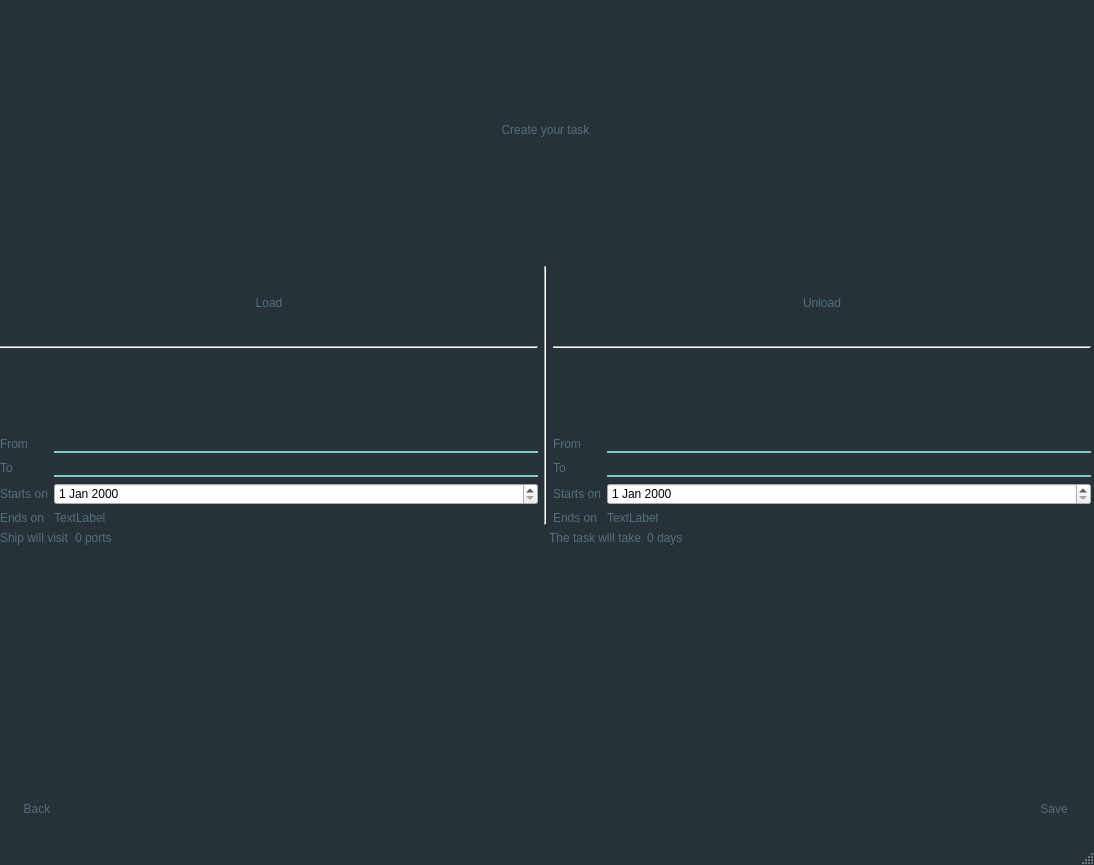
Qt form app/ui/addtask.ui (maxim1317/seadb) before a commit.
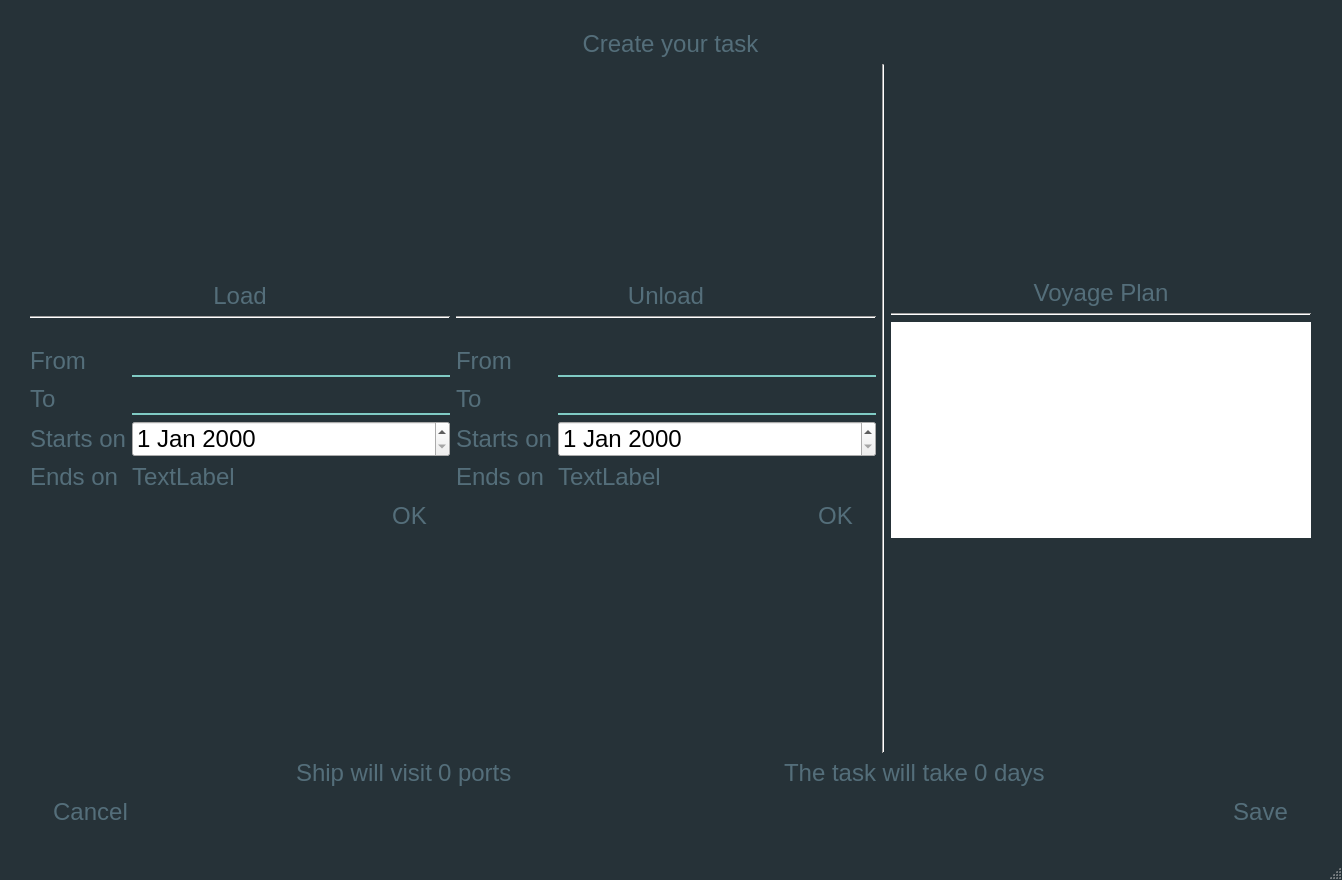
The same form after that commit. Icons and pictures are not drawn.

What changed in the file:
```diff
--- a/app/ui/addtask.ui
+++ b/app/ui/addtask.ui
@@ -6,8 +6,8 @@
    <rect>
     <x>0</x>
     <y>0</y>
-    <width>1094</width>
-    <height>865</height>
+    <width>1342</width>
+    <height>880</height>
    </rect>
   </property>
   <property name="sizePolicy">
@@ -469,15 +469,20 @@
    <widget class="QWidget" name="verticalLayoutWidget_3">
     <property name="geometry">
      <rect>
-      <x>0</x>
-      <y>0</y>
-      <width>1091</width>
-      <height>821</height>
+      <x>30</x>
+      <y>30</y>
+      <width>1281</width>
+      <height>801</height>
      </rect>
     </property>
     <layout class="QVBoxLayout" name="verticalLayout_3">
      <item>
       <widget class="QLabel" name="label_3">
+       <property name="font">
+        <font>
+         <pointsize>18</pointsize>
+        </font>
+       </property>
        <property name="text">
         <string>Create your task</string>
        </property>
@@ -490,8 +495,26 @@
       <layout class="QHBoxLayout" name="horizontalLayout">
        <item>
         <layout class="QVBoxLayout" name="verticalLayout">
+         <item>
+          <spacer name="verticalSpacer_3">
+           <property name="orientation">
+            <enum>Qt::Vertical</enum>
+           </property>
+           <property name="sizeHint" stdset="0">
+            <size>
+             <width>20</width>
+             <height>40</height>
+            </size>
+           </property>
+          </spacer>
+         </item>
          <item>
           <widget class="QLabel" name="label">
+           <property name="font">
+            <font>
+             <pointsize>18</pointsize>
+            </font>
+           </property>
            <property name="text">
             <string>Load</string>
            </property>
@@ -521,36 +544,74 @@
           <layout class="QFormLayout" name="formLayout">
            <item row="0" column="0">
             <widget class="QLabel" name="load_from">
+             <property name="font">
+              <font>
+               <pointsize>18</pointsize>
+              </font>
+             </property>
              <property name="text">
               <string>From</string>
              </property>
             </widget>
            </item>
            <item row="0" column="1">
-            <widget class="QLineEdit" name="load_from_edit"/>
+            <widget class="QLineEdit" name="load_from_edit">
+             <property name="font">
+              <font>
+               <pointsize>18</pointsize>
+              </font>
+             </property>
+            </widget>
            </item>
            <item row="1" column="0">
             <widget class="QLabel" name="load_to">
+             <property name="font">
+              <font>
+               <pointsize>18</pointsize>
+              </font>
+             </property>
              <property name="text">
               <string>To</string>
              </property>
             </widget>
            </item>
            <item row="1" column="1">
-            <widget class="QLineEdit" name="load_to_edit"/>
+            <widget class="QLineEdit" name="load_to_edit">
+             <property name="font">
+              <font>
+               <pointsize>18</pointsize>
+              </font>
+             </property>
+            </widget>
            </item>
            <item row="2" column="0">
             <widget class="QLabel" name="load_starts">
+             <property name="font">
+              <font>
+               <pointsize>18</pointsize>
+              </font>
+             </property>
              <property name="text">
               <string>Starts on</string>
              </property>
             </widget>
            </item>
            <item row="2" column="1">
-            <widget class="QDateEdit" name="load_starts_edit"/>
+            <widget class="QDateEdit" name="load_starts_edit">
+             <property name="font">
+              <font>
+               <pointsize>18</pointsize>
+              </font>
+             </property>
+            </widget>
            </item>
            <item row="3" column="0">
             <widget class="QLabel" name="load_ends">
+             <property name="font">
+              <font>
+               <pointsize>18</pointsize>
+              </font>
+             </property>
              <property name="text">
               <string>Ends on</string>
              </property>
@@ -558,6 +619,11 @@
            </item>
            <item row="3" column="1">
             <widget class="QLabel" name="load_ends_edit">
+             <property name="font">
+              <font>
+               <pointsize>18</pointsize>
+              </font>
+             </property>
              <property name="text">
               <string>TextLabel</string>
              </property>
@@ -565,19 +631,72 @@
            </item>
           </layout>
          </item>
+         <item>
+          <layout class="QHBoxLayout" name="horizontalLayout_4">
+           <item>
+            <spacer name="horizontalSpacer_2">
+             <property name="orientation">
+              <enum>Qt::Horizontal</enum>
+             </property>
+             <property name="sizeHint" stdset="0">
+              <size>
+               <width>40</width>
+               <height>20</height>
+              </size>
+             </property>
+            </spacer>
+           </item>
+           <item>
+            <widget class="QPushButton" name="pushButton">
+             <property name="font">
+              <font>
+               <pointsize>18</pointsize>
+              </font>
+             </property>
+             <property name="text">
+              <string>OK</string>
+             </property>
+            </widget>
+           </item>
+          </layout>
+         </item>
+         <item>
+          <spacer name="verticalSpacer">
+           <property name="orientation">
+            <enum>Qt::Vertical</enum>
+           </property>
+           <property name="sizeHint" stdset="0">
+            <size>
+             <width>20</width>
+             <height>40</height>
+            </size>
+           </property>
+          </spacer>
+         </item>
         </layout>
        </item>
-       <item>
-        <widget class="Line" name="line">
-         <property name="orientation">
-          <enum>Qt::Vertical</enum>
-         </property>
-        </widget>
-       </item>
        <item>
         <layout class="QVBoxLayout" name="verticalLayout_2">
+         <item>
+          <spacer name="verticalSpacer_4">
+           <property name="orientation">
+            <enum>Qt::Vertical</enum>
+           </property>
+           <property name="sizeHint" stdset="0">
+            <size>
+             <width>20</width>
+             <height>40</height>
+            </size>
+           </property>
+          </spacer>
+         </item>
          <item>
           <widget class="QLabel" name="label_2">
+           <property name="font">
+            <font>
+             <pointsize>18</pointsize>
+            </font>
+           </property>
            <property name="text">
             <string>Unload</string>
            </property>
@@ -607,26 +726,53 @@
           <layout class="QFormLayout" name="formLayout_2">
            <item row="0" column="0">
             <widget class="QLabel" name="unload_from">
+             <property name="font">
+              <font>
+               <pointsize>18</pointsize>
+              </font>
+             </property>
              <property name="text">
               <string>From</string>
              </property>
             </widget>
            </item>
            <item row="0" column="1">
-            <widget class="QLineEdit" name="unload_from_edit"/>
+            <widget class="QLineEdit" name="unload_from_edit">
+             <property name="font">
+              <font>
+               <pointsize>18</pointsize>
+              </font>
+             </property>
+            </widget>
            </item>
            <item row="1" column="0">
             <widget class="QLabel" name="unload_to">
+             <property name="font">
+              <font>
+               <pointsize>18</pointsize>
+              </font>
+             </property>
              <property name="text">
               <string>To</string>
              </property>
             </widget>
            </item>
            <item row="1" column="1">
-            <widget class="QLineEdit" name="unload_to_edit"/>
+            <widget class="QLineEdit" name="unload_to_edit">
+             <property name="font">
+              <font>
+               <pointsize>18</pointsize>
+              </font>
+             </property>
+            </widget>
            </item>
            <item row="2" column="0">
             <widget class="QLabel" name="unload_starts">
+             <property name="font">
+              <font>
+               <pointsize>18</pointsize>
+              </font>
+             </property>
              <property name="text">
               <string>Starts on</string>
              </property>
@@ -634,22 +780,148 @@
            </item>
            <item row="3" column="0">
             <widget class="QLabel" name="unload_ends">
+             <property name="font">
+              <font>
+               <pointsize>18</pointsize>
+              </font>
+             </property>
              <property name="text">
               <string>Ends on</string>
              </property>
             </widget>
            </item>
            <item row="2" column="1">
-            <widget class="QDateEdit" name="unload_starts_edit"/>
+            <widget class="QDateEdit" name="unload_starts_edit">
+             <property name="font">
+              <font>
+               <pointsize>18</pointsize>
+              </font>
+             </property>
+            </widget>
            </item>
            <item row="3" column="1">
             <widget class="QLabel" name="unload_ends_edit">
+             <property name="font">
+              <font>
+               <pointsize>18</pointsize>
+              </font>
+             </property>
              <property name="text">
               <string>TextLabel</string>
              </property>
             </widget>
            </item>
           </layout>
+         </item>
+         <item>
+          <layout class="QHBoxLayout" name="horizontalLayout_5">
+           <item>
+            <spacer name="horizontalSpacer_3">
+             <property name="orientation">
+              <enum>Qt::Horizontal</enum>
+             </property>
+             <property name="sizeHint" stdset="0">
+              <size>
+               <width>40</width>
+               <height>20</height>
+              </size>
+             </property>
+            </spacer>
+           </item>
+           <item>
+            <widget class="QPushButton" name="pushButton_2">
+             <property name="font">
+              <font>
+               <pointsize>18</pointsize>
+              </font>
+             </property>
+             <property name="text">
+              <string>OK</string>
+             </property>
+            </widget>
+           </item>
+          </layout>
+         </item>
+         <item>
+          <spacer name="verticalSpacer_2">
+           <property name="orientation">
+            <enum>Qt::Vertical</enum>
+           </property>
+           <property name="sizeHint" stdset="0">
+            <size>
+             <width>20</width>
+             <height>40</height>
+            </size>
+           </property>
+          </spacer>
+         </item>
+        </layout>
+       </item>
+       <item>
+        <widget class="Line" name="line">
+         <property name="orientation">
+          <enum>Qt::Vertical</enum>
+         </property>
+        </widget>
+       </item>
+       <item>
+        <layout class="QVBoxLayout" name="verticalLayout_4">
+         <item>
+          <spacer name="verticalSpacer_5">
+           <property name="orientation">
+            <enum>Qt::Vertical</enum>
+           </property>
+           <property name="sizeHint" stdset="0">
+            <size>
+             <width>20</width>
+             <height>40</height>
+            </size>
+           </property>
+          </spacer>
+         </item>
+         <item>
+          <widget class="QLabel" name="label_9">
+           <property name="font">
+            <font>
+             <pointsize>18</pointsize>
+            </font>
+           </property>
+           <property name="text">
+            <string>Voyage Plan</string>
+           </property>
+           <property name="alignment">
+            <set>Qt::AlignCenter</set>
+           </property>
+          </widget>
+         </item>
+         <item>
+          <widget class="Line" name="line_4">
+           <property name="orientation">
+            <enum>Qt::Horizontal</enum>
+           </property>
+          </widget>
+         </item>
+         <item>
+          <widget class="QTableWidget" name="tableWidget">
+           <property name="font">
+            <font>
+             <pointsize>18</pointsize>
+            </font>
+           </property>
+          </widget>
+         </item>
+         <item>
+          <spacer name="verticalSpacer_6">
+           <property name="orientation">
+            <enum>Qt::Vertical</enum>
+           </property>
+           <property name="sizeHint" stdset="0">
+            <size>
+             <width>20</width>
+             <height>40</height>
+            </size>
+           </property>
+          </spacer>
          </item>
         </layout>
        </item>
@@ -657,17 +929,43 @@
      </item>
      <item>
       <layout class="QHBoxLayout" name="horizontalLayout_3">
+       <item>
+        <spacer name="horizontalSpacer_4">
+         <property name="orientation">
+          <enum>Qt::Horizontal</enum>
+         </property>
+         <property name="sizeHint" stdset="0">
+          <size>
+           <width>40</width>
+           <height>20</height>
+          </size>
+         </property>
+        </spacer>
+       </item>
        <item>
         <layout class="QFormLayout" name="formLayout_3">
-         <item row="0" column="0">
+         <property name="formAlignment">
+          <set>Qt::AlignRight|Qt::AlignTrailing|Qt::AlignVCenter</set>
+         </property>
+         <item row="1" column="0">
           <widget class="QLabel" name="label_4">
+           <property name="font">
+            <font>
+             <pointsize>18</pointsize>
+            </font>
+           </property>
            <property name="text">
             <string>Ship will visit</string>
            </property>
           </widget>
          </item>
-         <item row="0" column="1">
+         <item row="1" column="1">
           <widget class="QLabel" name="label_6">
+           <property name="font">
+            <font>
+             <pointsize>18</pointsize>
+            </font>
+           </property>
            <property name="text">
             <string>0 ports</string>
            </property>
@@ -675,10 +973,31 @@
          </item>
         </layout>
        </item>
+       <item>
+        <spacer name="horizontalSpacer_6">
+         <property name="orientation">
+          <enum>Qt::Horizontal</enum>
+         </property>
+         <property name="sizeHint" stdset="0">
+          <size>
+           <width>40</width>
+           <height>20</height>
+          </size>
+         </property>
+        </spacer>
+       </item>
        <item>
         <layout class="QFormLayout" name="formLayout_4">
+         <property name="formAlignment">
+          <set>Qt::AlignLeading|Qt::AlignLeft|Qt::AlignVCenter</set>
+         </property>
          <item row="0" column="0">
           <widget class="QLabel" name="label_7">
+           <property name="font">
+            <font>
+             <pointsize>18</pointsize>
+            </font>
+           </property>
            <property name="text">
             <string>The task will take</string>
            </property>
@@ -686,6 +1005,11 @@
          </item>
          <item row="0" column="1">
           <widget class="QLabel" name="label_8">
+           <property name="font">
+            <font>
+             <pointsize>18</pointsize>
+            </font>
+           </property>
            <property name="text">
             <string>0 days</string>
            </property>
@@ -693,14 +1017,32 @@
          </item>
         </layout>
        </item>
+       <item>
+        <spacer name="horizontalSpacer_5">
+         <property name="orientation">
+          <enum>Qt::Horizontal</enum>
+         </property>
+         <property name="sizeHint" stdset="0">
+          <size>
+           <width>40</width>
+           <height>20</height>
+          </size>
+         </property>
+        </spacer>
+       </item>
       </layout>
      </item>
      <item>
       <layout class="QHBoxLayout" name="horizontalLayout_2">
        <item>
         <widget class="QPushButton" name="backPB">
+         <property name="font">
+          <font>
+           <pointsize>18</pointsize>
+          </font>
+         </property>
          <property name="text">
-          <string>Back</string>
+          <string>Cancel</string>
          </property>
         </widget>
        </item>
@@ -719,6 +1061,11 @@
        </item>
        <item>
         <widget class="QPushButton" name="savePB">
+         <property name="font">
+          <font>
+           <pointsize>18</pointsize>
+          </font>
+         </property>
          <property name="text">
           <string>Save</string>
          </property>
```
